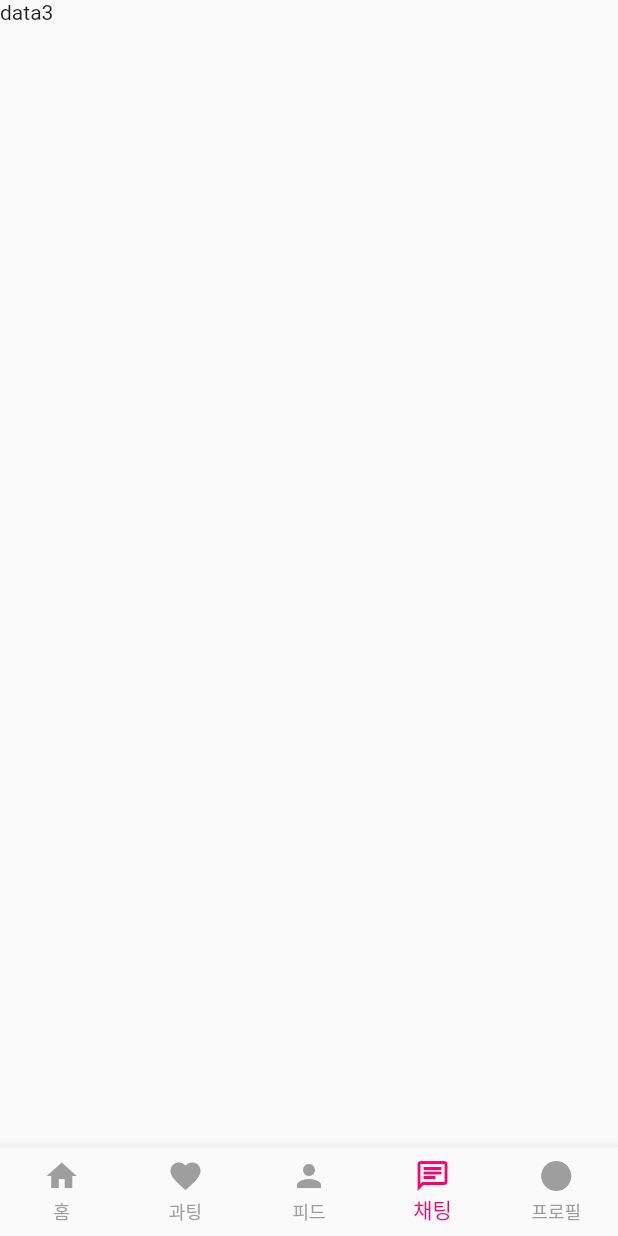
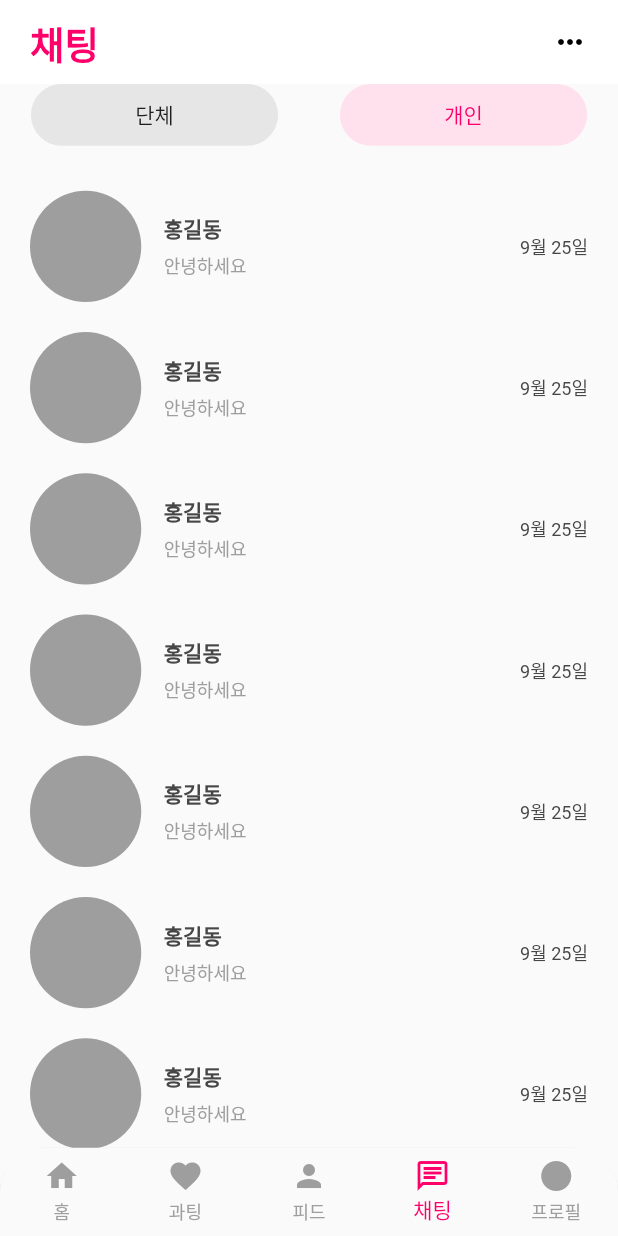
Before and after one commit to WantOscar/Dating_dw, a Flutter app: the screen it shows after launch, item 4 of the bottom bar chosen, on a phone screen of 412 x 824 dp. Run offline on Flutter 3.47's test engine with Material 2 defaults, Android fonts, the phone set to English and light mode, and no system bars; our stand-ins replace carousel_slider; network calls fail.

Commit message:
UI 완성

```diff
--- /dev/null
+++ b/lib/Widget/chatting_box.dart
@@ -0,0 +1,59 @@
+import 'package:flutter/material.dart';
+
+import '../constant.dart';
+
+class ChattingBox extends StatelessWidget {
+  const ChattingBox({
+    super.key,
+  });
+
+  @override
+  Widget build(BuildContext context) {
+    return Padding(
+      padding: const EdgeInsets.symmetric(horizontal: 20),
+      child: Row(
+        mainAxisAlignment: MainAxisAlignment.spaceBetween,
+        children: [
+          Row(
+            children: [
+              Container(
+                width: MediaQuery.of(context).size.width * 0.18,
+                height: MediaQuery.of(context).size.width * 0.18,
+                decoration: BoxDecoration(
+                    borderRadius: BorderRadius.circular(45),
+                    color: Colors.grey),
+              ),
+              const Padding(
+                padding: EdgeInsets.symmetric(horizontal: 15),
+                child: Column(
+                  crossAxisAlignment: CrossAxisAlignment.start,
+                  children: [
+                    Text(
+                      '홍길동',
+                      style: TextStyle(
+                          color: font2Color, fontWeight: FontWeight.bold),
+                    ),
+                    SizedBox(
+                      height: 5,
+                    ),
+                    Text(
+                      '안녕하세요',
+                      style: TextStyle(
+                          color: Colors.grey,
+                          fontWeight: FontWeight.w400,
+                          fontSize: 12),
+                    ),
+                  ],
+                ),
+              ),
+            ],
+          ),
+          const Text(
+            '9월 25일',
+            style: TextStyle(fontSize: 12, color: font2Color),
+          )
+        ],
+      ),
+    );
+  }
+}
--- /dev/null
+++ b/lib/Widget/chatting_container.dart
@@ -0,0 +1,41 @@
+import 'package:flutter/material.dart';
+
+class ChattingContainer extends StatelessWidget {
+  const ChattingContainer({
+    super.key,
+  });
+
+  @override
+  Widget build(BuildContext context) {
+    return Row(
+      mainAxisAlignment: MainAxisAlignment.spaceAround,
+      children: [
+        Container(
+          width: MediaQuery.of(context).size.width * 0.4,
+          height: MediaQuery.of(context).size.width * 0.1,
+          decoration: BoxDecoration(
+            borderRadius: BorderRadius.circular(30),
+            color: const Color(0xFFE6E6E6),
+          ),
+          child: const Center(
+            child: Text('단체'),
+          ),
+        ),
+        Container(
+          width: MediaQuery.of(context).size.width * 0.4,
+          height: MediaQuery.of(context).size.width * 0.1,
+          decoration: BoxDecoration(
+            borderRadius: BorderRadius.circular(30),
+            color: const Color(0xFFFFE1ED),
+          ),
+          child: const Center(
+            child: Text(
+              '개인',
+              style: TextStyle(color: Color(0xFFFF006B)),
+            ),
+          ),
+        ),
+      ],
+    );
+  }
+}
--- a/lib/Widget/feed.dart
+++ b/lib/Widget/feed.dart
@@ -10,7 +10,7 @@ class Feed extends StatelessWidget {
     return Column(
       children: [
         const Padding(
-          padding: EdgeInsets.symmetric(vertical: 20, horizontal: 12),
+          padding: EdgeInsets.symmetric(vertical: 20, horizontal: 15),
           child: Row(
             mainAxisAlignment: MainAxisAlignment.spaceBetween,
             children: [FeedIcon(), Icon(Icons.more_horiz)],
@@ -40,44 +40,43 @@ class Feed extends StatelessWidget {
                 height: 5,
               ),
               Row(
+                mainAxisAlignment: MainAxisAlignment.spaceBetween,
+                children: [
+                  Row(
                     children: [
                       Icon(
                         Icons.chat_bubble_outline,
                         color: Colors.blue,
                       ),
                       Text('12'),
-                  Padding(
-                    padding: EdgeInsets.symmetric(horizontal: 80),
-                    child: Row(
+                    ],
+                  ),
+                  Row(
                     children: [
                       Icon(
-                          Icons.favorite_outline,
+                        Icons.favorite_border_outlined,
                         color: Colors.pink,
                       ),
                       Text('62'),
                     ],
                   ),
-                  ),
+                  Row(
+                    children: [
                       Icon(
                         Icons.bookmark_outline,
                         color: Colors.green,
                       ),
-                  Text('7'),
-                  Padding(
-                    padding: EdgeInsets.symmetric(horizontal: 34),
-                    child: Row(
-                      mainAxisAlignment: MainAxisAlignment.end,
+                      Text('7')
+                    ],
+                  ),
+                  Row(
                     children: [
-                        Text(
-                          '7시간 전',
-                          style: TextStyle(fontSize: 13, color: font2Color),
-                        ),
+                      Text('7시간 전'),
                       Icon(
                         Icons.share,
-                          color: font2Color,
+                        color: Colors.grey,
                       )
                     ],
-                    ),
                   )
                 ],
               )
--- a/lib/Widget/profile_photo.dart
+++ b/lib/Widget/profile_photo.dart
@@ -25,7 +25,7 @@ class ProfilePhoto extends StatelessWidget {
       child: ClipRRect(
         borderRadius: BorderRadius.circular(30),
         child: Image.network(
-          'https://i.namu.wiki/i/oZ0HT6_yrgDr01429BJBl5S_G2alYkqs-Rp1jbYE_tDxlY2n-Mp9YOqrcvVFJwXtv-YTcGZVeYknmxLUK3iSKv5e8a4eMX5mhwhMCJnxMAyMmUhb66y43_FnenjavSc2SNSXG5acMZ8EavJ19bbWAQ.webp',
+          'https://i.namu.wiki/i/uwCjHuS8HlDWf46qN9D-_flVyOu0AMB6IFni65P854bjTMQ2NcJ2D0LPZ253QAGsFbj0QYg9-CB_CYAURSaWnZ1rgU1ucqfNND5dakURS4nY--kOwHnr7U67tb3UgcIK7gfQQ4Isoxs5T-0kYe_HVQ.webp',
           fit: BoxFit.cover,
         ),
       ),
--- /dev/null
+++ b/lib/screen/chatting_screen.dart
@@ -0,0 +1,55 @@
+import 'package:dating/Widget/chatting_box.dart';
+import 'package:dating/Widget/chatting_container.dart';
+import 'package:dating/constant.dart';
+import 'package:flutter/material.dart';
+
+class ChattingScreen extends StatelessWidget {
+  const ChattingScreen({super.key});
+
+  @override
+  Widget build(BuildContext context) {
+    return Scaffold(
+      appBar: AppBar(
+        leadingWidth: 200,
+        backgroundColor: Colors.white,
+        elevation: 0,
+        leading: const Padding(
+          padding: EdgeInsets.symmetric(vertical: 10, horizontal: 20),
+          child: Text(
+            '채팅',
+            style: TextStyle(
+                fontSize: 25, color: fontColor, fontWeight: FontWeight.bold),
+          ),
+        ),
+        actions: const [
+          Padding(
+            padding: EdgeInsets.symmetric(horizontal: 20),
+            child: Icon(
+              Icons.more_horiz,
+              color: Colors.black,
+            ),
+          ),
+        ],
+      ),
+      body: SingleChildScrollView(
+        child: Column(
+          children: [
+            const ChattingContainer(),
+            const SizedBox(
+              height: 20,
+            ),
+            Column(
+              children: List.generate(
+                50,
+                (index) => const Padding(
+                  padding: EdgeInsets.symmetric(vertical: 10),
+                  child: ChattingBox(),
+                ),
+              ),
+            ),
+          ],
+        ),
+      ),
+    );
+  }
+}
--- a/lib/screen/feed_screen.dart
+++ b/lib/screen/feed_screen.dart
@@ -1,5 +1,4 @@
 import 'package:dating/Widget/feed.dart';
-import 'package:dating/Widget/feed_icon.dart';
 import 'package:dating/Widget/story_circle.dart';
 import 'package:dating/constant.dart';
 import 'package:flutter/material.dart';
@@ -29,21 +28,25 @@ class FeedScreen extends StatelessWidget {
             SingleChildScrollView(
               scrollDirection: Axis.horizontal,
               child: Padding(
-                padding: const EdgeInsets.symmetric(horizontal: 15),
+                padding: const EdgeInsets.symmetric(horizontal: 10),
                 child: Row(
                   children: List.generate(
                     50,
                     (index) => const Padding(
-                        padding:
-                            EdgeInsets.symmetric(vertical: 6, horizontal: 13),
-                        child: StoryCircle()),
+                      padding:
+                          EdgeInsets.symmetric(vertical: 6, horizontal: 13),
+                      child: StoryCircle(),
+                    ),
                   ),
                 ),
               ),
             ),
-            const Feed(),
-            const Feed(),
-            const Feed()
+            Column(
+              children: List.generate(
+                50,
+                (index) => const Feed(),
+              ),
+            ),
           ],
         ),
       ),
--- a/lib/screen/home_screen.dart
+++ b/lib/screen/home_screen.dart
@@ -1,3 +1,4 @@
+import 'package:dating/screen/chatting_screen.dart';
 import 'package:dating/screen/feed_screen.dart';
 import 'package:dating/screen/main_screen.dart';
 import 'package:dating/constant.dart';
@@ -18,19 +19,23 @@ class _HomeScreenState extends State<HomeScreen> {
     const MainScreen(),
     const MeetingScreen(),
     const FeedScreen(),
-    const Text('data3'),
+    const ChattingScreen(),
     const Text('data4'),
   ];
 
   @override
   Widget build(BuildContext context) {
     return Scaffold(
-      bottomNavigationBar: BottomNavigationBar(
-        items: const [
+      bottomNavigationBar: ClipRRect(
+        borderRadius: const BorderRadius.only(
+            topLeft: Radius.circular(30), topRight: Radius.circular(30)),
+        child: BottomNavigationBar(
+          items: const <BottomNavigationBarItem>[
             BottomNavigationBarItem(icon: Icon(Icons.home), label: '홈'),
             BottomNavigationBarItem(icon: Icon(Icons.favorite), label: '과팅'),
             BottomNavigationBarItem(icon: Icon(Icons.person), label: '피드'),
-          BottomNavigationBarItem(icon: Icon(Icons.chat_outlined), label: '채팅'),
+            BottomNavigationBarItem(
+                icon: Icon(Icons.chat_outlined), label: '채팅'),
             BottomNavigationBarItem(icon: Icon(Icons.circle), label: '프로필'),
           ],
           onTap: (idx) {
@@ -44,7 +49,10 @@ class _HomeScreenState extends State<HomeScreen> {
           showUnselectedLabels: true,
           type: BottomNavigationBarType.fixed,
         ),
-      body: SafeArea(child: _widgetOptions.elementAt(_pageIdx)),
+      ),
+      body: SafeArea(
+        child: _widgetOptions.elementAt(_pageIdx),
+      ),
     );
   }
 }
--- a/lib/screen/main_screen.dart
+++ b/lib/screen/main_screen.dart
@@ -28,7 +28,8 @@ class MainScreen extends StatelessWidget {
           Padding(
             padding: EdgeInsets.all(8.0),
             child: Icon(
-              Icons.alarm,
+              Icons.notifications_outlined,
+              size: 30,
               color: Colors.black,
             ),
           ),
```
Lines whose indentation alone changed are shown as unchanged.
